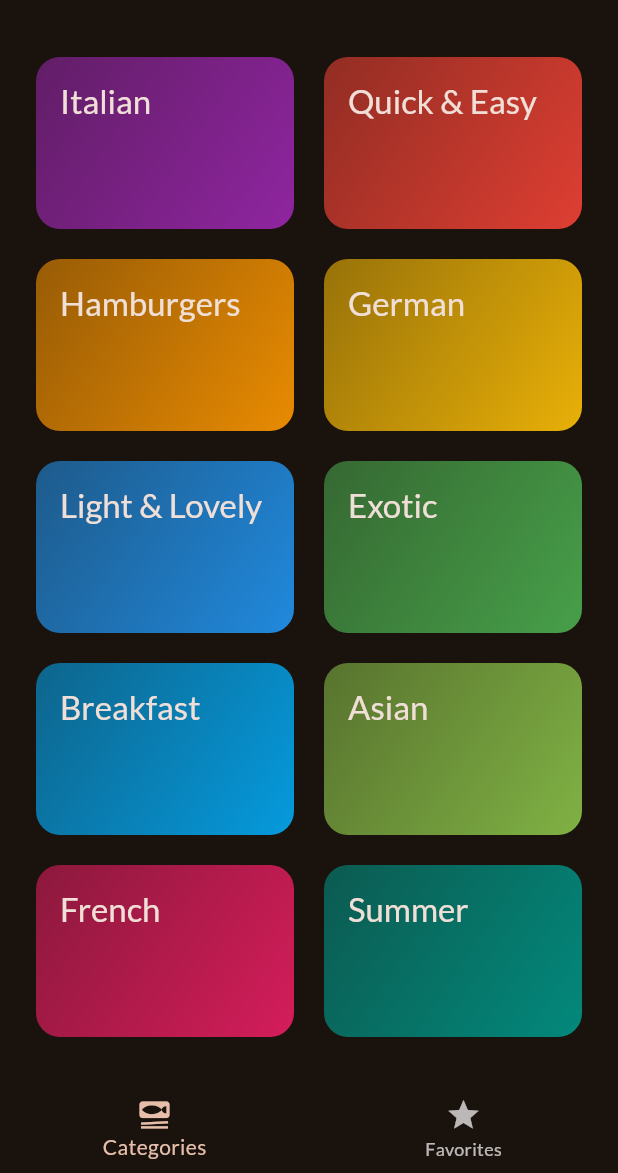
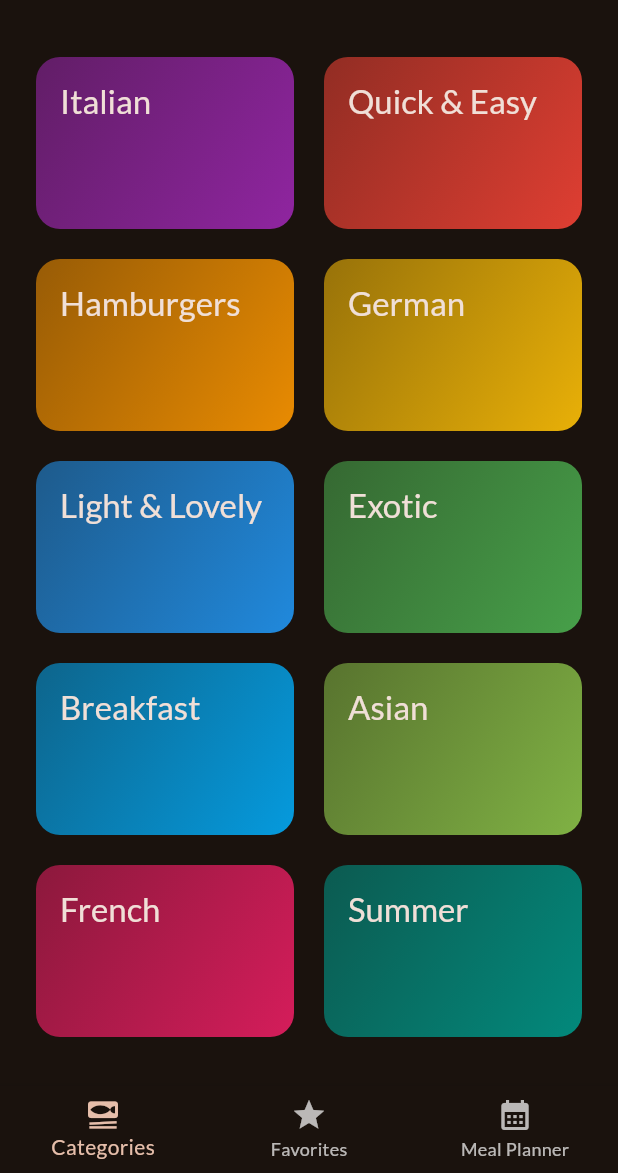
Before and after one commit to sandythomas1/Meal_App_Upgrades, a Flutter app: the screen it shows after launch, on a phone screen of 412 x 824 dp, the part 63-1236 px from its top. Run offline on Flutter 3.47's test engine with Material 3 defaults, Android fonts, the phone set to English and light mode, and no system bars; our stand-ins replace flutter_riverpod, google_fonts, transparent_image.

Commit message:
everything works

```diff
--- a/lib/screens/meals.dart
+++ b/lib/screens/meals.dart
@@ -50,7 +50,7 @@ class MealsScreen extends StatelessWidget {
       itemCount: meals.length,
       itemBuilder: (ctx, index) => MealItem(
         meal: meals[index],
-        onSelectMeal: (BuildContext ctx, Meal meal) {
+        onSelectMeal: (Meal meal) {
            selectMeal(ctx, meal);
         },
       ),
--- a/lib/screens/tabs.dart
+++ b/lib/screens/tabs.dart
@@ -1,3 +1,4 @@
+import 'package:Meal_App_Upgrades/screens/planner.dart';
 import 'package:flutter/material.dart';
 import 'package:flutter_riverpod/flutter_riverpod.dart';
 import 'package:Meal_App_Upgrades/screens/categories.dart';
@@ -68,6 +69,11 @@ class _TabsScreenState extends ConsumerState<TabsScreen> {
       activePageTitle = 'Your Favorites';
     }
 
+    if (_selectedPageIndex == 2) {
+      activePage = PlannerScreen();
+      activePageTitle = 'Planner';
+    }
+
     return Scaffold(
       appBar: AppBar(
         title: Text(activePageTitle),
@@ -84,6 +90,10 @@ class _TabsScreenState extends ConsumerState<TabsScreen> {
           BottomNavigationBarItem(
             icon: Icon(Icons.star),
             label: 'Favorites',),
+          BottomNavigationBarItem(
+            icon: Icon(Icons.calendar_month),
+            label: 'Meal Planner',
+          ),
         ],
       ),
     );
--- a/lib/widgets/planner_meal_time.dart
+++ b/lib/widgets/planner_meal_time.dart
@@ -80,7 +80,7 @@ class BuildMealPlanTime extends ConsumerWidget {
           },
           child: MealItem(
             meal: meals[index],
-            onSelectMeal: (BuildContext ctx, Meal meal) {
+            onSelectMeal: (Meal meal) {
               selectMeal(ctx, meal);
             },
           ),
```
